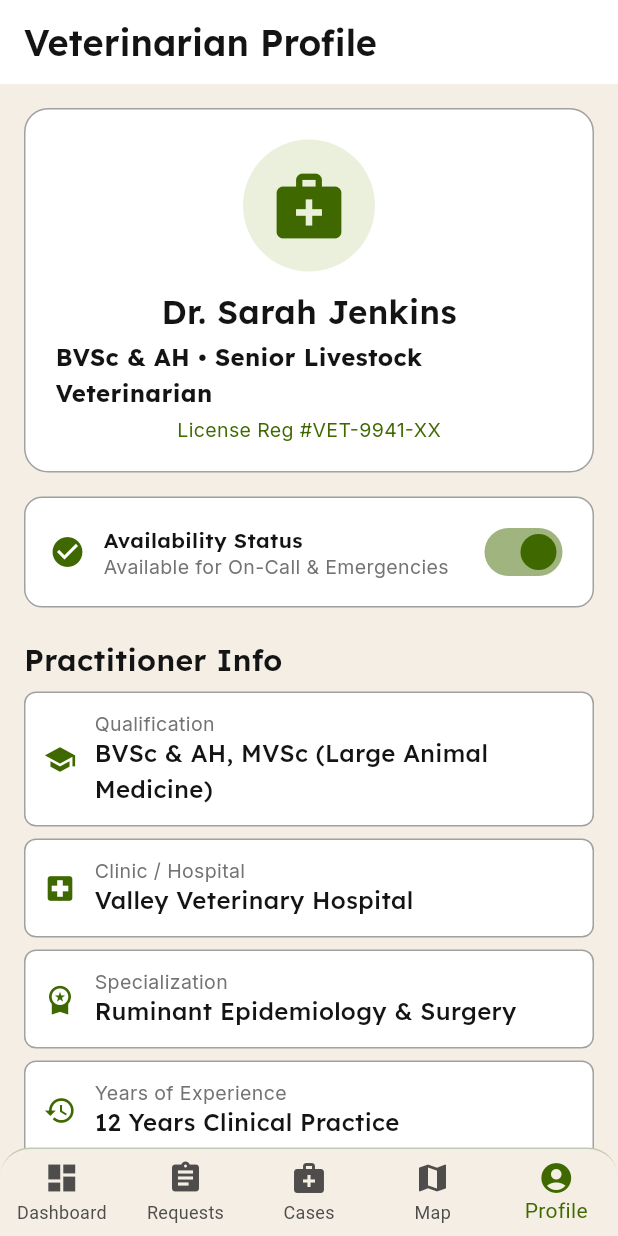
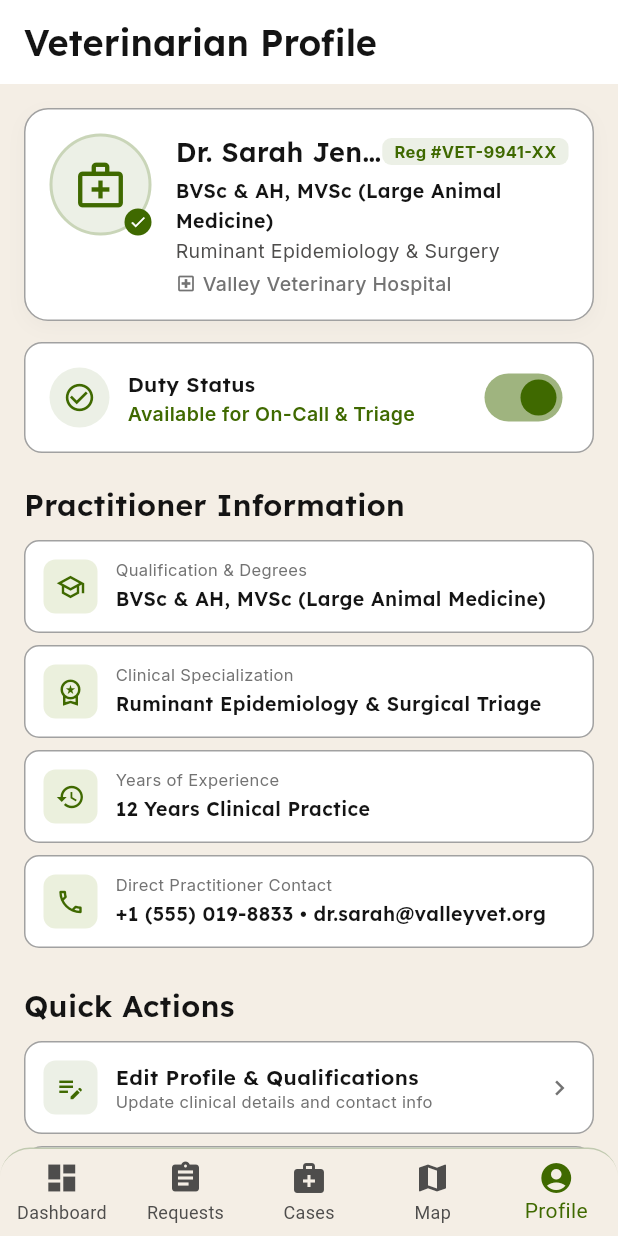
Before and after one commit to omrajput14/vetra, a Flutter app: the VetProfilePage screen opened by its route, on a phone screen of 412 x 824 dp. Run offline on Flutter 3.47's test engine with Material 3 defaults, Android fonts, the light colour scheme and no system bars; our stand-ins replace flutter_riverpod, go_router, google_fonts; accounts and stored records are empty.

Commit message:
refactor(vet): upgrade VetProfilePage to production enterprise standard with modular components

```diff
--- a/lib/features/profile/presentation/pages/vet_profile_page.dart
+++ b/lib/features/profile/presentation/pages/vet_profile_page.dart
@@ -4,6 +4,10 @@ import '../../../../core/design_system/app_colors.dart';
 import '../../../../core/design_system/app_typography.dart';
 import '../../../../core/design_system/navigation/vet_bottom_navigation.dart';
 import '../../../auth/presentation/providers/auth_provider.dart';
+import '../widgets/profile_header_card.dart';
+import '../widgets/availability_card.dart';
+import '../widgets/info_tile.dart';
+import '../widgets/action_card.dart';
 
 class VetProfilePage extends StatefulWidget {
   const VetProfilePage({super.key});
@@ -27,82 +31,87 @@ class _VetProfilePageState extends State<VetProfilePage> {
       body: ListView(
         padding: const EdgeInsets.all(16),
         children: [
-          Container(
-            padding: const EdgeInsets.all(20),
-            decoration: BoxDecoration(
-              color: AppColors.surfaceCard,
-              borderRadius: BorderRadius.circular(16),
-              border: Border.all(color: AppColors.borderHairline),
-            ),
-            child: Column(
-              children: [
-                const CircleAvatar(
-                  radius: 44,
-                  backgroundColor: AppColors.surfaceContainer,
-                  child: Icon(Icons.medical_services, size: 52, color: AppColors.primary),
-                ),
-                const SizedBox(height: 12),
-                Text('Dr. Sarah Jenkins', style: AppTypography.screenTitle.copyWith(fontSize: 22)),
-                const SizedBox(height: 4),
-                Text('BVSc & AH • Senior Livestock Veterinarian', style: AppTypography.bodyDefault.copyWith(fontWeight: FontWeight.bold)),
-                const SizedBox(height: 4),
-                Text('License Reg #VET-9941-XX', style: AppTypography.captionMetadata.copyWith(color: AppColors.primary)),
-              ],
-            ),
+          // 1. Profile Header
+          const ProfileHeaderCard(
+            name: 'Dr. Sarah Jenkins',
+            regNo: 'Reg #VET-9941-XX',
+            qualification: 'BVSc & AH, MVSc (Large Animal Medicine)',
+            specialization: 'Ruminant Epidemiology & Surgery',
+            hospital: 'Valley Veterinary Hospital',
           ),
-          const SizedBox(height: 16),
-          Container(
-            padding: const EdgeInsets.symmetric(horizontal: 16, vertical: 12),
-            decoration: BoxDecoration(
-              color: AppColors.surfaceCard,
-              borderRadius: BorderRadius.circular(12),
-              border: Border.all(color: AppColors.borderHairline),
-            ),
-            child: Row(
-              mainAxisAlignment: MainAxisAlignment.spaceBetween,
-              children: [
-                Row(
-                  children: [
-                    Icon(
-                      _isAvailable ? Icons.check_circle : Icons.do_not_disturb_on,
-                      color: _isAvailable ? AppColors.primary : AppColors.cautionAmber,
-                    ),
-                    const SizedBox(width: 12),
-                    Column(
-                      crossAxisAlignment: CrossAxisAlignment.start,
-                      children: [
-                        Text('Availability Status', style: AppTypography.cardTitle.copyWith(fontSize: 14)),
-                        Text(_isAvailable ? 'Available for On-Call & Emergencies' : 'Currently On Leave / Unavailable', style: AppTypography.captionMetadata),
-                      ],
-                    ),
-                  ],
-                ),
-                Switch(
-                  value: _isAvailable,
-                  activeThumbColor: AppColors.primary,
-                  onChanged: (val) => setState(() => _isAvailable = val),
-                ),
-              ],
-            ),
+          const SizedBox(height: 14),
+
+          // 2. Availability Status Card
+          AvailabilityCard(
+            isAvailable: _isAvailable,
+            onChanged: (val) => setState(() => _isAvailable = val),
           ),
           const SizedBox(height: 20),
-          Text('Practitioner Info', style: AppTypography.sectionHeading),
+
+          // 3. Practitioner Info Section
+          Text('Practitioner Information', style: AppTypography.sectionHeading),
+          const SizedBox(height: 10),
+          const InfoTile(
+            icon: Icons.school_outlined,
+            label: 'Qualification & Degrees',
+            value: 'BVSc & AH, MVSc (Large Animal Medicine)',
+          ),
           const SizedBox(height: 8),
-          _buildInfoTile(Icons.school, 'Qualification', 'BVSc & AH, MVSc (Large Animal Medicine)'),
+          const InfoTile(
+            icon: Icons.workspace_premium_outlined,
+            label: 'Clinical Specialization',
+            value: 'Ruminant Epidemiology & Surgical Triage',
+          ),
           const SizedBox(height: 8),
-          _buildInfoTile(Icons.local_hospital, 'Clinic / Hospital', 'Valley Veterinary Hospital'),
+          const InfoTile(
+            icon: Icons.history_outlined,
+            label: 'Years of Experience',
+            value: '12 Years Clinical Practice',
+          ),
           const SizedBox(height: 8),
-          _buildInfoTile(Icons.workspace_premium, 'Specialization', 'Ruminant Epidemiology & Surgery'),
+          const InfoTile(
+            icon: Icons.phone_outlined,
+            label: 'Direct Practitioner Contact',
+            value: '+1 (555) 019-8833 • dr.sarah@valleyvet.org',
+          ),
+          const SizedBox(height: 24),
+
+          // 4. Professional Quick Actions Section
+          Text('Quick Actions', style: AppTypography.sectionHeading),
+          const SizedBox(height: 10),
+          ActionCard(
+            icon: Icons.edit_note_outlined,
+            title: 'Edit Profile & Qualifications',
+            subtitle: 'Update clinical details and contact info',
+            onTap: () => context.push('/edit-profile'),
+          ),
           const SizedBox(height: 8),
-          _buildInfoTile(Icons.history, 'Years of Experience', '12 Years Clinical Practice'),
+          ActionCard(
+            icon: Icons.calendar_today_outlined,
+            title: 'My Clinical Schedule',
+            subtitle: 'View upcoming consultations and visits',
+            onTap: () => context.go('/consultation-history'),
+          ),
           const SizedBox(height: 8),
-          _buildInfoTile(Icons.phone, 'Contact Information', '+1 (555) 019-8833 • dr.sarah@valleyvet.org'),
-          const SizedBox(height: 24),
-          ListTile(
-            tileColor: AppColors.alertCritical.withValues(alpha: 0.1),
-            shape: RoundedRectangleBorder(borderRadius: BorderRadius.circular(12)),
-            leading: const Icon(Icons.logout, color: AppColors.alertCritical),
-            title: Text('Log Out', style: AppTypography.cardTitle.copyWith(fontSize: 16, color: AppColors.alertCritical)),
+          ActionCard(
+            icon: Icons.tune_outlined,
+            title: 'Availability & Shift Settings',
+            subtitle: 'Configure emergency response hours',
+            onTap: () => context.push('/notification-preferences'),
+          ),
+          const SizedBox(height: 8),
+          ActionCard(
+            icon: Icons.verified_outlined,
+            title: 'Documents & Licenses',
+            subtitle: 'Manage verified registration certificates',
+            onTap: () => context.push('/about-legal'),
+          ),
+          const SizedBox(height: 8),
+          ActionCard(
+            icon: Icons.logout_outlined,
+            title: 'Log Out Practitioner Account',
+            subtitle: 'Safely end active session',
+            isDanger: true,
             onTap: () {
               authNotifier.logout();
               context.go('/welcome');
@@ -123,30 +132,4 @@ class _VetProfilePageState extends State<VetProfilePage> {
       ),
     );
   }
-
-  Widget _buildInfoTile(IconData icon, String label, String value) {
-    return Container(
-      padding: const EdgeInsets.all(12),
-      decoration: BoxDecoration(
-        color: AppColors.surfaceCard,
-        borderRadius: BorderRadius.circular(8),
-        border: Border.all(color: AppColors.borderHairline),
-      ),
-      child: Row(
-        children: [
-          Icon(icon, color: AppColors.primary, size: 22),
-          const SizedBox(width: 12),
-          Expanded(
-            child: Column(
-              crossAxisAlignment: CrossAxisAlignment.start,
-              children: [
-                Text(label, style: AppTypography.captionMetadata),
-                Text(value, style: AppTypography.bodyDefault.copyWith(fontWeight: FontWeight.w500)),
-              ],
-            ),
-          ),
-        ],
-      ),
-    );
-  }
 }
--- /dev/null
+++ b/lib/features/profile/presentation/widgets/action_card.dart
@@ -0,0 +1,79 @@
+import 'package:flutter/material.dart';
+import '../../../../core/design_system/app_colors.dart';
+import '../../../../core/design_system/app_typography.dart';
+
+class ActionCard extends StatelessWidget {
+  final IconData icon;
+  final String title;
+  final String subtitle;
+  final VoidCallback onTap;
+  final bool isDanger;
+
+  const ActionCard({
+    super.key,
+    required this.icon,
+    required this.title,
+    required this.subtitle,
+    required this.onTap,
+    this.isDanger = false,
+  });
+
+  @override
+  Widget build(BuildContext context) {
+    final color = isDanger ? AppColors.alertCritical : AppColors.primary;
+    final bgColor = isDanger ? AppColors.alertCritical.withValues(alpha: 0.08) : AppColors.surfaceCard;
+
+    return GestureDetector(
+      onTap: onTap,
+      child: Container(
+        padding: const EdgeInsets.all(12),
+        decoration: BoxDecoration(
+          color: bgColor,
+          borderRadius: BorderRadius.circular(12),
+          border: Border.all(
+            color: isDanger ? AppColors.alertCritical.withValues(alpha: 0.2) : AppColors.borderHairline,
+          ),
+        ),
+        child: Row(
+          children: [
+            Container(
+              padding: const EdgeInsets.all(8),
+              decoration: BoxDecoration(
+                color: color.withValues(alpha: 0.1),
+                borderRadius: BorderRadius.circular(8),
+              ),
+              child: Icon(icon, color: color, size: 20),
+            ),
+            const SizedBox(width: 12),
+            Expanded(
+              child: Column(
+                crossAxisAlignment: CrossAxisAlignment.start,
+                children: [
+                  Text(
+                    title,
+                    style: AppTypography.cardTitle.copyWith(
+                      fontSize: 14,
+                      color: isDanger ? AppColors.alertCritical : AppColors.textPrimary,
+                    ),
+                  ),
+                  Text(
+                    subtitle,
+                    style: AppTypography.captionMetadata.copyWith(
+                      color: isDanger ? AppColors.alertCritical.withValues(alpha: 0.8) : AppColors.textMetadata,
+                      fontSize: 11,
+                    ),
+                  ),
+                ],
+              ),
+            ),
+            Icon(
+              Icons.chevron_right,
+              color: isDanger ? AppColors.alertCritical : AppColors.textMetadata,
+              size: 20,
+            ),
+          ],
+        ),
+      ),
+    );
+  }
+}
--- /dev/null
+++ b/lib/features/profile/presentation/widgets/availability_card.dart
@@ -0,0 +1,71 @@
+import 'package:flutter/material.dart';
+import '../../../../core/design_system/app_colors.dart';
+import '../../../../core/design_system/app_typography.dart';
+
+class AvailabilityCard extends StatelessWidget {
+  final bool isAvailable;
+  final ValueChanged<bool> onChanged;
+
+  const AvailabilityCard({
+    super.key,
+    required this.isAvailable,
+    required this.onChanged,
+  });
+
+  @override
+  Widget build(BuildContext context) {
+    final statusColor = isAvailable ? AppColors.primary : AppColors.cautionAmber;
+    final statusText = isAvailable ? 'Available for On-Call & Triage' : 'Currently On Leave / Unavailable';
+
+    return Container(
+      padding: const EdgeInsets.symmetric(horizontal: 16, vertical: 12),
+      decoration: BoxDecoration(
+        color: AppColors.surfaceCard,
+        borderRadius: BorderRadius.circular(12),
+        border: Border.all(color: AppColors.borderHairline),
+      ),
+      child: Row(
+        children: [
+          Container(
+            width: 40,
+            height: 40,
+            decoration: BoxDecoration(
+              color: statusColor.withValues(alpha: 0.1),
+              shape: BoxShape.circle,
+            ),
+            child: Icon(
+              isAvailable ? Icons.check_circle_outline : Icons.pause_circle_outline,
+              color: statusColor,
+              size: 22,
+            ),
+          ),
+          const SizedBox(width: 12),
+          Expanded(
+            child: Column(
+              crossAxisAlignment: CrossAxisAlignment.start,
+              children: [
+                Text(
+                  'Duty Status',
+                  style: AppTypography.cardTitle.copyWith(fontSize: 14),
+                ),
+                const SizedBox(height: 2),
+                Text(
+                  statusText,
+                  style: AppTypography.captionMetadata.copyWith(
+                    color: statusColor,
+                    fontWeight: FontWeight.w600,
+                  ),
+                ),
+              ],
+            ),
+          ),
+          Switch(
+            value: isAvailable,
+            activeThumbColor: AppColors.primary,
+            onChanged: onChanged,
+          ),
+        ],
+      ),
+    );
+  }
+}
--- /dev/null
+++ b/lib/features/profile/presentation/widgets/info_tile.dart
@@ -0,0 +1,60 @@
+import 'package:flutter/material.dart';
+import '../../../../core/design_system/app_colors.dart';
+import '../../../../core/design_system/app_typography.dart';
+
+class InfoTile extends StatelessWidget {
+  final IconData icon;
+  final String label;
+  final String value;
+
+  const InfoTile({
+    super.key,
+    required this.icon,
+    required this.label,
+    required this.value,
+  });
+
+  @override
+  Widget build(BuildContext context) {
+    return Container(
+      padding: const EdgeInsets.all(12),
+      decoration: BoxDecoration(
+        color: AppColors.surfaceCard,
+        borderRadius: BorderRadius.circular(10),
+        border: Border.all(color: AppColors.borderHairline),
+      ),
+      child: Row(
+        children: [
+          Container(
+            padding: const EdgeInsets.all(8),
+            decoration: BoxDecoration(
+              color: AppColors.surfaceContainer,
+              borderRadius: BorderRadius.circular(8),
+            ),
+            child: Icon(icon, color: AppColors.primary, size: 20),
+          ),
+          const SizedBox(width: 12),
+          Expanded(
+            child: Column(
+              crossAxisAlignment: CrossAxisAlignment.start,
+              children: [
+                Text(
+                  label,
+                  style: AppTypography.captionMetadata.copyWith(fontSize: 11),
+                ),
+                const SizedBox(height: 2),
+                Text(
+                  value,
+                  style: AppTypography.bodyDefault.copyWith(
+                    fontWeight: FontWeight.w600,
+                    fontSize: 13,
+                  ),
+                ),
+              ],
+            ),
+          ),
+        ],
+      ),
+    );
+  }
+}
--- /dev/null
+++ b/lib/features/profile/presentation/widgets/profile_header_card.dart
@@ -0,0 +1,139 @@
+import 'package:flutter/material.dart';
+import '../../../../core/design_system/app_colors.dart';
+import '../../../../core/design_system/app_typography.dart';
+
+class ProfileHeaderCard extends StatelessWidget {
+  final String name;
+  final String regNo;
+  final String qualification;
+  final String specialization;
+  final String hospital;
+
+  const ProfileHeaderCard({
+    super.key,
+    required this.name,
+    required this.regNo,
+    required this.qualification,
+    required this.specialization,
+    required this.hospital,
+  });
+
+  @override
+  Widget build(BuildContext context) {
+    return Container(
+      padding: const EdgeInsets.all(16),
+      decoration: BoxDecoration(
+        color: AppColors.surfaceCard,
+        borderRadius: BorderRadius.circular(16),
+        border: Border.all(color: AppColors.borderHairline),
+        boxShadow: [
+          BoxShadow(
+            color: Colors.black.withValues(alpha: 0.03),
+            blurRadius: 10,
+            offset: const Offset(0, 4),
+          ),
+        ],
+      ),
+      child: Row(
+        crossAxisAlignment: CrossAxisAlignment.start,
+        children: [
+          Stack(
+            children: [
+              Container(
+                width: 68,
+                height: 68,
+                decoration: BoxDecoration(
+                  color: AppColors.primary.withValues(alpha: 0.1),
+                  shape: BoxShape.circle,
+                  border: Border.all(color: AppColors.primary.withValues(alpha: 0.2), width: 2),
+                ),
+                child: const Icon(Icons.medical_services_outlined, size: 36, color: AppColors.primary),
+              ),
+              Positioned(
+                bottom: 0,
+                right: 0,
+                child: Container(
+                  padding: const EdgeInsets.all(3),
+                  decoration: const BoxDecoration(
+                    color: AppColors.primary,
+                    shape: BoxShape.circle,
+                  ),
+                  child: const Icon(Icons.check, size: 12, color: Colors.white),
+                ),
+              ),
+            ],
+          ),
+          const SizedBox(width: 16),
+          Expanded(
+            child: Column(
+              crossAxisAlignment: CrossAxisAlignment.start,
+              children: [
+                Row(
+                  mainAxisAlignment: MainAxisAlignment.spaceBetween,
+                  children: [
+                    Expanded(
+                      child: Text(
+                        name,
+                        style: AppTypography.screenTitle.copyWith(fontSize: 18),
+                        overflow: TextOverflow.ellipsis,
+                      ),
+                    ),
+                    Container(
+                      padding: const EdgeInsets.symmetric(horizontal: 8, vertical: 2),
+                      decoration: BoxDecoration(
+                        color: AppColors.primary.withValues(alpha: 0.1),
+                        borderRadius: BorderRadius.circular(6),
+                      ),
+                      child: Text(
+                        regNo,
+                        style: AppTypography.captionMetadata.copyWith(
+                          color: AppColors.primary,
+                          fontWeight: FontWeight.bold,
+                          fontSize: 11,
+                        ),
+                      ),
+                    ),
+                  ],
+                ),
+                const SizedBox(height: 4),
+                Text(
+                  qualification,
+                  style: AppTypography.bodyDefault.copyWith(
+                    fontWeight: FontWeight.w600,
+                    color: AppColors.textPrimary,
+                    fontSize: 13,
+                  ),
+                ),
+                const SizedBox(height: 2),
+                Text(
+                  specialization,
+                  style: AppTypography.captionMetadata.copyWith(
+                    color: AppColors.textSecondary,
+                    height: 1.2,
+                  ),
+                ),
+                const SizedBox(height: 6),
+                Row(
+                  children: [
+                    const Icon(Icons.local_hospital_outlined, size: 14, color: AppColors.textMetadata),
+                    const SizedBox(width: 4),
+                    Expanded(
+                      child: Text(
+                        hospital,
+                        style: AppTypography.captionMetadata.copyWith(
+                          color: AppColors.textMetadata,
+                          fontWeight: FontWeight.w500,
+                        ),
+                        overflow: TextOverflow.ellipsis,
+                      ),
+                    ),
+                  ],
+                ),
+              ],
+            ),
+          ),
+        ],
+      ),
+    );
+  }
+}
```
